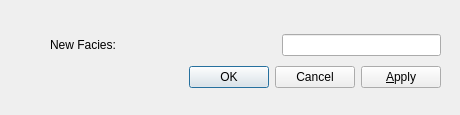
equinor/APS-Facies, file ui/AddFacies.ui: the form before one commit.
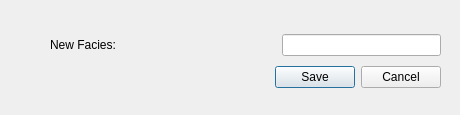
The form after the commit.

Diff of the .ui file:
```diff
--- a/ui/AddFacies.ui
+++ b/ui/AddFacies.ui
@@ -55,14 +55,7 @@
       <item row="0" column="1">
        <widget class="QDialogButtonBox" name="m_buttons_ok_cancle">
         <property name="standardButtons">
-         <set>QDialogButtonBox::Cancel|QDialogButtonBox::Ok</set>
-        </property>
-       </widget>
-      </item>
-      <item row="0" column="2">
-       <widget class="QPushButton" name="m_button_apply">
-        <property name="text">
-         <string>&amp;Apply</string>
+         <set>QDialogButtonBox::Cancel|QDialogButtonBox::Save</set>
         </property>
        </widget>
       </item>
```
Left out of the diff: 11 changed lines with no effect on the pictures.
